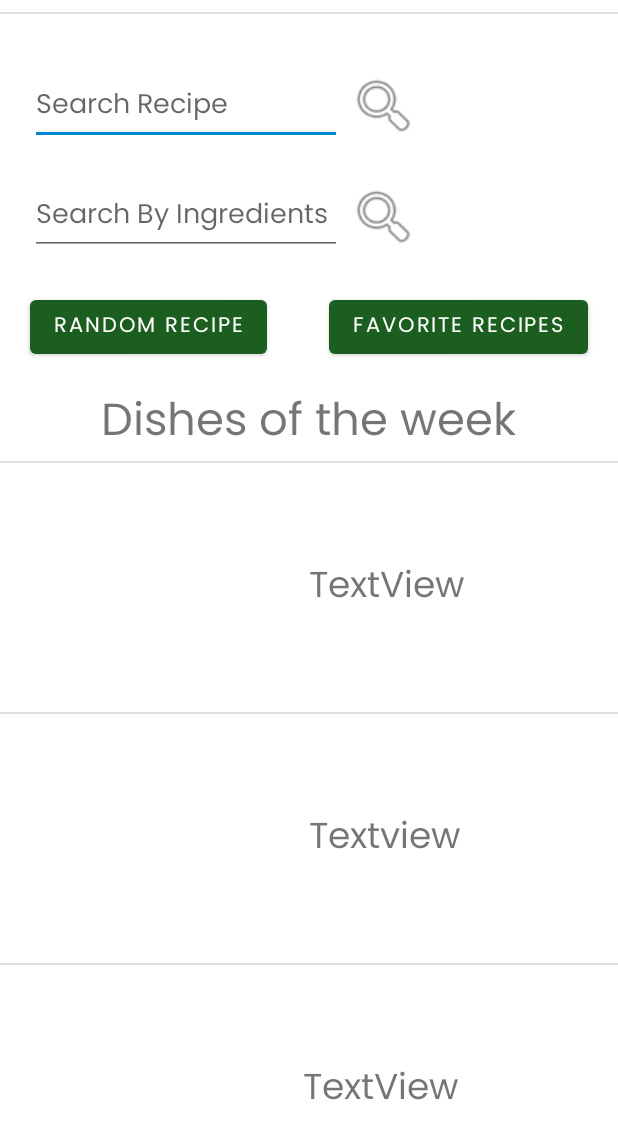
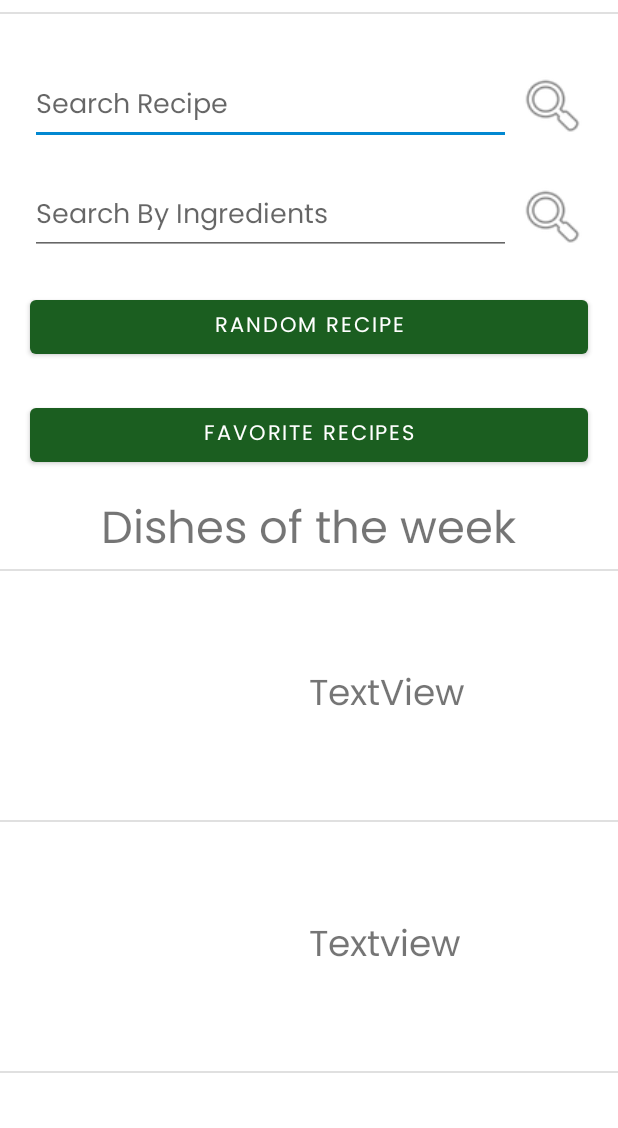
Before and after one commit to ucll-mobile-2021/project-timrobbelouis, an Android app: the screen it shows after launch (MainActivity), on a phone screen of 412 x 824 dp, the part 108-1236 px from its top. Run offline under Robolectric (Android 15) with nearby library versions, the phone set to English and light mode, and no system bars; our stand-ins replace Picasso; network calls fail; pictures from the network do not load; Roboto replaces fonts that are not available here.

Commit message:
Homepage is NOG beter?

```diff
--- a/app/src/main/res/layout/home_screen.xml
+++ b/app/src/main/res/layout/home_screen.xml
@@ -54,7 +54,7 @@
                 app:layout_constraintEnd_toEndOf="parent"
                 app:layout_constraintHorizontal_bias="0.497"
                 app:layout_constraintStart_toStartOf="parent"
-                app:layout_constraintTop_toBottomOf="@+id/getRandomRecipe" />
+                app:layout_constraintTop_toBottomOf="@+id/favoriteRecipiesButton" />
 
             <View
                 android:id="@+id/divider2"
@@ -163,43 +163,51 @@
 
             <Button
                 android:id="@+id/getRandomRecipe"
-                android:layout_width="wrap_content"
+                android:layout_width="0dp"
                 android:layout_height="wrap_content"
                 android:layout_marginStart="20dp"
                 android:layout_marginTop="24dp"
+                android:layout_marginEnd="20dp"
                 android:text="Random recipe"
+                app:layout_constraintEnd_toEndOf="parent"
                 app:layout_constraintStart_toStartOf="parent"
                 app:layout_constraintTop_toBottomOf="@+id/searchByIngredientsInput" />
 
 
             <Button
                 android:id="@+id/favoriteRecipiesButton"
-                android:layout_width="wrap_content"
+                android:layout_width="0dp"
                 android:layout_height="wrap_content"
+                android:layout_marginStart="20dp"
                 android:layout_marginTop="24dp"
                 android:layout_marginEnd="20dp"
                 android:text="Favorite Recipes"
                 app:layout_constraintEnd_toEndOf="parent"
-                app:layout_constraintTop_toBottomOf="@+id/searchByIngredientsInput" />
+                app:layout_constraintStart_toStartOf="parent"
+                app:layout_constraintTop_toBottomOf="@+id/getRandomRecipe" />
 
             <AutoCompleteTextView
                 android:id="@+id/searchRecipeInput"
-                android:layout_width="208dp"
+                android:layout_width="0dp"
                 android:layout_height="49dp"
                 android:layout_marginStart="20dp"
                 android:layout_marginTop="40dp"
+                android:layout_marginEnd="4dp"
                 android:hint="Search Recipe"
+                app:layout_constraintEnd_toStartOf="@+id/searchRecipe"
                 app:layout_constraintStart_toStartOf="parent"
                 app:layout_constraintTop_toBottomOf="@+id/ChefTitle" />
 
             <AutoCompleteTextView
                 android:id="@+id/searchByIngredientsInput"
-                android:layout_width="208dp"
+                android:layout_width="0dp"
                 android:layout_height="49dp"
                 android:layout_marginStart="20dp"
                 android:layout_marginTop="24dp"
+                android:layout_marginEnd="4dp"
                 android:fontFamily="@font/poppins"
                 android:hint="Search By Ingredients"
+                app:layout_constraintEnd_toStartOf="@+id/searchByIngredients"
                 app:layout_constraintStart_toStartOf="parent"
                 app:layout_constraintTop_toBottomOf="@+id/searchRecipeInput" />
 
@@ -207,20 +215,20 @@
                 android:id="@+id/searchRecipe"
                 android:layout_width="47dp"
                 android:layout_height="46dp"
-                android:layout_marginStart="4dp"
                 android:layout_marginTop="40dp"
+                android:layout_marginEnd="20dp"
                 android:background="@android:drawable/ic_menu_search"
-                app:layout_constraintStart_toEndOf="@+id/searchRecipeInput"
+                app:layout_constraintEnd_toEndOf="parent"
                 app:layout_constraintTop_toBottomOf="@+id/ChefTitle" />
 
             <ImageButton
                 android:id="@+id/searchByIngredients"
                 android:layout_width="47dp"
                 android:layout_height="46dp"
-                android:layout_marginStart="4dp"
                 android:layout_marginTop="28dp"
+                android:layout_marginEnd="20dp"
                 android:background="@android:drawable/ic_menu_search"
-                app:layout_constraintStart_toEndOf="@+id/searchByIngredientsInput"
+                app:layout_constraintEnd_toEndOf="parent"
                 app:layout_constraintTop_toBottomOf="@+id/searchRecipe" />
 
             <ImageView
```
